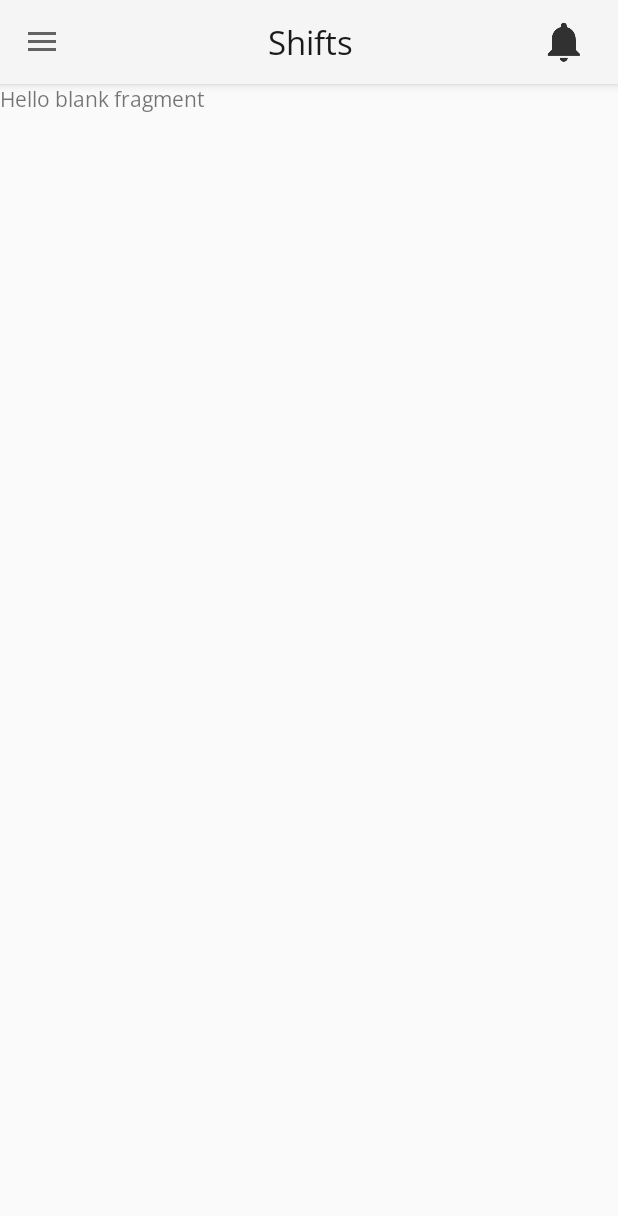
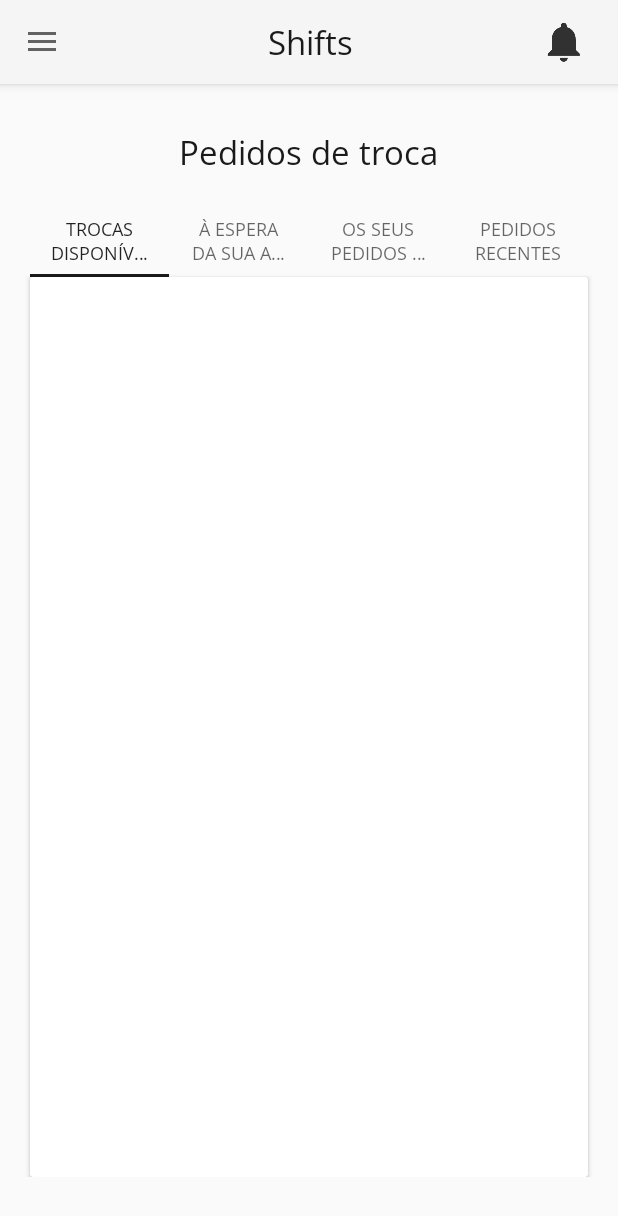
Before and after one commit to Btweety/LoginScreen, an Android app: the screen it shows after launch once a user with an empty profile is signed in (HomeActivity), in the side drawer, after a tap on "Pedidos de Troca", on a phone screen of 412 x 824 dp. Shown: the top 1216 px of the screen. Run offline under Robolectric (Android 15) with nearby library versions, the phone set to English and light mode, and no system bars; our stand-ins replace Firebase (no records; nobody signed in at launch, a user with empty details on screens opened directly).

Commit message:
Fragment pedidos de troca inacabado

```diff
--- a/app/src/main/res/layout/fragment_pedidos_troca.xml
+++ b/app/src/main/res/layout/fragment_pedidos_troca.xml
@@ -1,14 +1,87 @@
 <?xml version="1.0" encoding="utf-8"?>
-<FrameLayout xmlns:android="http://schemas.android.com/apk/res/android"
+<ScrollView xmlns:android="http://schemas.android.com/apk/res/android"
     xmlns:tools="http://schemas.android.com/tools"
     android:layout_width="match_parent"
     android:layout_height="match_parent"
+    xmlns:app="http://schemas.android.com/apk/res-auto"
     tools:context=".fragments.PedidosTrocaFragment">
 
-    <!-- TODO: Update blank fragment layout -->
+    <RelativeLayout
+        android:layout_width="match_parent"
+        android:layout_height="wrap_content">
+
     <TextView
+        android:id="@+id/tv_pedidos_troca"
+        android:layout_width="wrap_content"
+        android:layout_height="wrap_content"
+        android:text="Pedidos de troca"
+        android:textSize="22sp"
+        android:layout_marginTop="30dp"
+        android:textColor="@color/dark"
+        android:layout_centerHorizontal="true"/>
+
+    <android.support.design.widget.TabLayout
         android:layout_width="match_parent"
-        android:layout_height="match_parent"
-        android:text="@string/hello_blank_fragment" />
+        android:layout_height="wrap_content"
+        android:layout_below="@+id/tv_pedidos_troca"
+        android:id="@+id/tablayout_pedidos"
+        android:backgroundTint="@color/dark"
+        android:layout_marginTop="20dp"
+        android:layout_marginRight="20dp"
+        android:layout_marginLeft="20dp"
+        app:tabIndicatorColor="@color/dark"
+        >
 
-</FrameLayout>
+        <android.support.design.widget.TabItem
+            android:layout_width="wrap_content"
+            android:layout_height="wrap_content"
+            android:text="Trocas disponíveis"/>
+        <android.support.design.widget.TabItem
+            android:layout_width="wrap_content"
+            android:layout_height="wrap_content"
+            android:text="À espera da sua aprovação"/>
+        <android.support.design.widget.TabItem
+            android:layout_width="wrap_content"
+            android:layout_height="wrap_content"
+            android:text="Os seus pedidos em espera"/>
+        <android.support.design.widget.TabItem
+            android:layout_width="wrap_content"
+            android:layout_height="wrap_content"
+            android:text="Pedidos recentes"/>
+
+    </android.support.design.widget.TabLayout>
+
+        <android.support.v7.widget.CardView
+            android:layout_width="match_parent"
+            android:layout_height="600dp"
+            android:layout_below="@+id/tablayout_pedidos"
+            android:layout_marginRight="20dp"
+            android:layout_marginLeft="20dp">
+
+            <android.support.v7.widget.RecyclerView
+                android:layout_width="match_parent"
+                android:layout_height="match_parent">
+
+            </android.support.v7.widget.RecyclerView>
+
+        </android.support.v7.widget.CardView>
+
+
+
+
+     <!--       <android.support.v7.widget.CardView
+                android:layout_width="match_parent"
+                android:layout_height="600dp"
+                >
+
+                <android.support.v7.widget.RecyclerView
+                    android:layout_width="match_parent"
+                    android:layout_height="match_parent">
+
+                </android.support.v7.widget.RecyclerView>
+
+            </android.support.v7.widget.CardView> -->
+
+    </RelativeLayout>
+
+</ScrollView>
```
